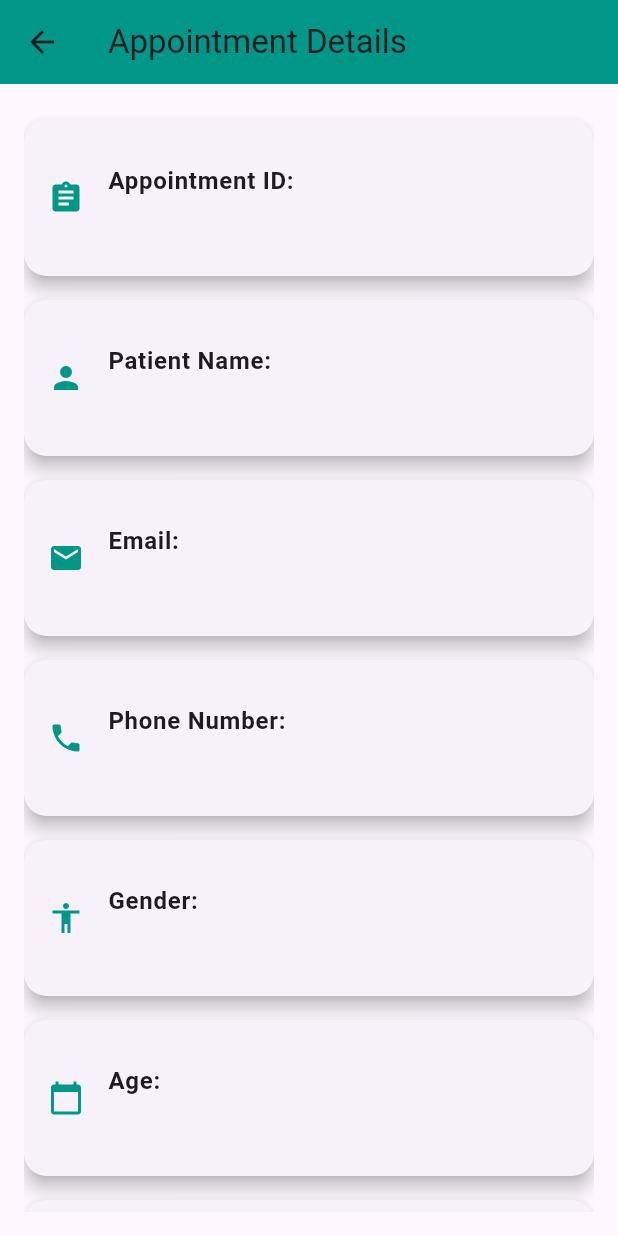
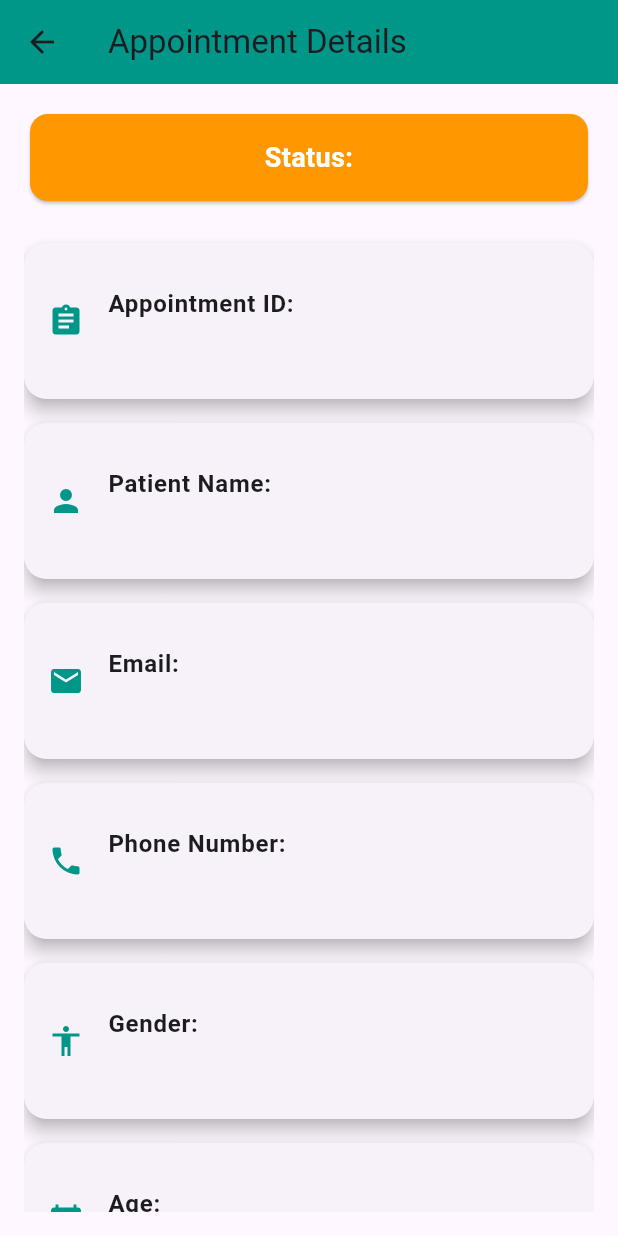
Before and after one commit to tehseen2k4/safe_space_app, a Flutter app: the AppointmentDetailsPage screen opened directly with empty values, on a phone screen of 412 x 824 dp. Run offline on Flutter 3.47's test engine with Material 3 defaults, Android fonts, the phone set to English and light mode, and no system bars; our stand-ins replace cloud_firestore, firebase_auth, firebase_core; missing offline and left inert: dart:ffi; accounts and stored records are empty.

Commit message:
added response to appointment feature, db changes

```diff
--- a/lib/models/humanappointment_db.dart
+++ b/lib/models/humanappointment_db.dart
@@ -14,8 +14,13 @@ class HumanAppointmentDb {
   String urgencylevel;
   String uid;
   String age;
-  String timeslot; // New field for selected timeslot
+  String timeslot;
   bool? status;
+  String? doctorResponse;
+  String? responseStatus;
+  DateTime? responseTimestamp;
+  String? doctorNotes;
+  String? suggestedTimeslot;
 
   HumanAppointmentDb({
     required this.appointmentId,
@@ -33,6 +38,11 @@ class HumanAppointmentDb {
     required this.timeslot,
     required this.age,
     required this.status,
+    this.doctorResponse,
+    this.responseStatus,
+    this.responseTimestamp,
+    this.doctorNotes,
+    this.suggestedTimeslot,
   });
 
   factory HumanAppointmentDb.fromJson(Map<String, Object?> json) {
@@ -51,7 +61,14 @@ class HumanAppointmentDb {
         uid: json['uid'] as String,
         age: json['age'] as String,
         timeslot: (json['timeslot'] as String),
-        status: json['status'] == null ? false : json['status'] as bool);
+        status: json['status'] == null ? false : json['status'] as bool,
+        doctorResponse: json['doctorResponse'] as String? ?? '',
+        responseStatus: json['responseStatus'] as String? ?? 'pending',
+        responseTimestamp: json['responseTimestamp'] != null
+            ? (json['responseTimestamp'] as Timestamp).toDate()
+            : null,
+        doctorNotes: json['doctorNotes'] as String? ?? '',
+        suggestedTimeslot: json['suggestedTimeslot'] as String? ?? '');
   }
 
   Map<String, Object?> toJson() {
@@ -70,7 +87,14 @@ class HumanAppointmentDb {
       'uid': uid,
       'age': age,
       'timeslot': timeslot,
-      'status': status
+      'status': status,
+      'doctorResponse': doctorResponse,
+      'responseStatus': responseStatus,
+      'responseTimestamp': responseTimestamp != null
+          ? Timestamp.fromDate(responseTimestamp!)
+          : null,
+      'doctorNotes': doctorNotes,
+      'suggestedTimeslot': suggestedTimeslot,
     };
   }
 
--- a/lib/pages/appointmentlistpage.dart
+++ b/lib/pages/appointmentlistpage.dart
@@ -1,6 +1,6 @@
 import 'package:flutter/material.dart';
 import 'package:safe_space_app/models/humanappointment_db.dart';
-import 'package:safe_space_app/pages/humanpages/patientpages/appointmentdetailpage.dart';
+import 'package:safe_space_app/pages/humanpages/doctorpages/appointmentdetailpage.dart';
 import 'package:firebase_auth/firebase_auth.dart';
 import 'package:safe_space_app/pages/humanpages/patientpages/appointmentbooking.dart';
 import 'package:cloud_firestore/cloud_firestore.dart';
--- /dev/null
+++ b/lib/pages/humanpages/doctorpages/appointmentdetailpage.dart
@@ -0,0 +1,279 @@
+import 'package:flutter/material.dart';
+import 'package:safe_space_app/models/humanappointment_db.dart'; // Import the model
+import 'package:cloud_firestore/cloud_firestore.dart';
+
+class AppointmentDetailsPage extends StatefulWidget {
+  final HumanAppointmentDb appointment;
+
+  const AppointmentDetailsPage({Key? key, required this.appointment})
+      : super(key: key);
+
+  @override
+  State<AppointmentDetailsPage> createState() => _AppointmentDetailsPageState();
+}
+
+class _AppointmentDetailsPageState extends State<AppointmentDetailsPage> {
+  late TextEditingController _notesController;
+  late TextEditingController _suggestedTimeController;
+  late HumanAppointmentDb _appointment;
+
+  @override
+  void initState() {
+    super.initState();
+    _appointment = widget.appointment;
+    _notesController = TextEditingController(text: _appointment.doctorNotes ?? '');
+    _suggestedTimeController = TextEditingController(text: _appointment.suggestedTimeslot ?? '');
+  }
+
+  @override
+  void dispose() {
+    _notesController.dispose();
+    _suggestedTimeController.dispose();
+    super.dispose();
+  }
+
+  Future<void> _updateAppointmentStatus(String status) async {
+    try {
+      await FirebaseFirestore.instance
+          .collection('humanappointments')
+          .doc(_appointment.appointmentId)
+          .update({
+        'responseStatus': status,
+        'responseTimestamp': FieldValue.serverTimestamp(),
+        'doctorNotes': _notesController.text,
+        'suggestedTimeslot': _suggestedTimeController.text,
+      });
+
+      setState(() {
+        _appointment.responseStatus = status;
+        _appointment.responseTimestamp = DateTime.now();
+        _appointment.doctorNotes = _notesController.text;
+        _appointment.suggestedTimeslot = _suggestedTimeController.text;
+      });
+
+      ScaffoldMessenger.of(context).showSnackBar(
+        SnackBar(content: Text('Appointment $status successfully')),
+      );
+    } catch (e) {
+      ScaffoldMessenger.of(context).showSnackBar(
+        SnackBar(content: Text('Error updating appointment: $e')),
+      );
+    }
+  }
+
+  void _showSuggestTimeDialog() {
+    showDialog(
+      context: context,
+      builder: (context) => AlertDialog(
+        title: Text('Suggest Alternative Time'),
+        content: TextField(
+          controller: _suggestedTimeController,
+          decoration: InputDecoration(
+            hintText: 'Enter suggested time (e.g., Monday 2:00 PM)',
+          ),
+        ),
+        actions: [
+          TextButton(
+            onPressed: () => Navigator.pop(context),
+            child: Text('Cancel'),
+          ),
+          TextButton(
+            onPressed: () {
+              Navigator.pop(context);
+              _updateAppointmentStatus('rejected');
+            },
+            child: Text('Submit'),
+          ),
+        ],
+      ),
+    );
+  }
+
+  @override
+  Widget build(BuildContext context) {
+    return Scaffold(
+      appBar: AppBar(
+        title: Text('Appointment Details'),
+        backgroundColor: Colors.teal,
+      ),
+      body: Padding(
+        padding: const EdgeInsets.all(16.0),
+        child: ListView(
+          children: [
+            // Status Card
+            Card(
+              color: _getStatusColor(),
+              child: Padding(
+                padding: const EdgeInsets.all(16.0),
+                child: Text(
+                  'Status: ${(_appointment.responseStatus ?? 'pending').toUpperCase()}',
+                  style: TextStyle(
+                    fontSize: 18,
+                    fontWeight: FontWeight.bold,
+                    color: Colors.white,
+                  ),
+                  textAlign: TextAlign.center,
+                ),
+              ),
+            ),
+            SizedBox(height: 16),
+            // Existing details
+            _buildDetailCard(
+              'Appointment ID:',
+              _appointment.appointmentId,
+              Icons.assignment,
+            ),
+            _buildDetailCard(
+              'Patient Name:',
+              _appointment.username,
+              Icons.person,
+            ),
+            _buildDetailCard(
+              'Email:',
+              _appointment.email,
+              Icons.email,
+            ),
+            _buildDetailCard(
+              'Phone Number:',
+              _appointment.phonenumber,
+              Icons.phone,
+            ),
+            _buildDetailCard(
+              'Gender:',
+              _appointment.gender,
+              Icons.accessibility,
+            ),
+            _buildDetailCard(
+              'Age:',
+              _appointment.age,
+              Icons.calendar_today,
+            ),
+            _buildDetailCard(
+              'Reason for Visit:',
+              _appointment.reasonforvisit,
+              Icons.medical_services,
+            ),
+            _buildDetailCard(
+              'Type of Appointment:',
+              _appointment.typeofappointment,
+              Icons.access_alarm,
+            ),
+            _buildDetailCard(
+              'Doctor Preference:',
+              _appointment.doctorpreference,
+              Icons.favorite,
+            ),
+            _buildDetailCard(
+              'Urgency Level:',
+              _appointment.urgencylevel,
+              Icons.warning_amber_rounded,
+            ),
+            _buildDetailCard(
+              'Timeslot:',
+              _appointment.timeslot,
+              Icons.access_time,
+            ),
+            // Doctor's Notes
+            Card(
+              elevation: 5,
+              margin: const EdgeInsets.symmetric(vertical: 8.0),
+              shape: RoundedRectangleBorder(
+                borderRadius: BorderRadius.circular(15.0),
+              ),
+              child: Padding(
+                padding: const EdgeInsets.all(16.0),
+                child: Column(
+                  crossAxisAlignment: CrossAxisAlignment.start,
+                  children: [
+                    Text(
+                      'Doctor\'s Notes:',
+                      style: TextStyle(
+                        fontWeight: FontWeight.bold,
+                        fontSize: 16,
+                      ),
+                    ),
+                    SizedBox(height: 8),
+                    TextField(
+                      controller: _notesController,
+                      maxLines: 3,
+                      decoration: InputDecoration(
+                        hintText: 'Enter your notes here...',
+                        border: OutlineInputBorder(),
+                      ),
+                    ),
+                  ],
+                ),
+              ),
+            ),
+            // Response Buttons
+            if ((_appointment.responseStatus ?? 'pending') == 'pending')
+              Row(
+                mainAxisAlignment: MainAxisAlignment.spaceEvenly,
+                children: [
+                  ElevatedButton.icon(
+                    onPressed: () => _updateAppointmentStatus('accepted'),
+                    icon: Icon(Icons.check),
+                    label: Text('Accept'),
+                    style: ElevatedButton.styleFrom(
+                      backgroundColor: Colors.green,
+                      padding: EdgeInsets.symmetric(horizontal: 32, vertical: 12),
+                    ),
+                  ),
+                  ElevatedButton.icon(
+                    onPressed: _showSuggestTimeDialog,
+                    icon: Icon(Icons.close),
+                    label: Text('Reject'),
+                    style: ElevatedButton.styleFrom(
+                      backgroundColor: Colors.red,
+                      padding: EdgeInsets.symmetric(horizontal: 32, vertical: 12),
+                    ),
+                  ),
+                ],
+              ),
+            // Show suggested time if rejected
+            if ((_appointment.responseStatus ?? 'pending') == 'rejected' && (_appointment.suggestedTimeslot ?? '').isNotEmpty)
+              _buildDetailCard(
+                'Suggested Alternative Time:',
+                _appointment.suggestedTimeslot ?? '',
+                Icons.access_time,
+              ),
+          ],
+        ),
+      ),
+    );
+  }
+
+  Color _getStatusColor() {
+    switch ((_appointment.responseStatus ?? 'pending').toLowerCase()) {
+      case 'accepted':
+        return Colors.green;
+      case 'rejected':
+        return Colors.red;
+      default:
+        return Colors.orange;
+    }
+  }
+
+  Widget _buildDetailCard(String label, String value, IconData icon) {
+    return Card(
+      elevation: 5,
+      margin: const EdgeInsets.symmetric(vertical: 8.0),
+      shape: RoundedRectangleBorder(
+        borderRadius: BorderRadius.circular(15.0),
+      ),
+      child: ListTile(
+        contentPadding: const EdgeInsets.all(16.0),
+        leading: Icon(icon, color: Colors.teal),
+        title: Text(
+          label,
+          style: TextStyle(fontWeight: FontWeight.bold, fontSize: 16),
+        ),
+        subtitle: Text(
+          value,
+          style: TextStyle(fontSize: 14, color: Colors.black87),
+          overflow: TextOverflow.ellipsis,
+        ),
+      ),
+    );
+  }
+}
--- a/lib/pages/humanpages/doctorpages/doctorprofile.dart
+++ b/lib/pages/humanpages/doctorpages/doctorprofile.dart
@@ -6,7 +6,7 @@ import 'package:safe_space_app/pages/humanpages/doctorpages/petdoctorappointment
 import 'package:safe_space_app/pages/humanpages/doctorpages/viewprofiledoctor.dart';
 import 'package:firebase_auth/firebase_auth.dart';
 import 'package:cloud_firestore/cloud_firestore.dart';
-import 'package:safe_space_app/pages/humanpages/patientpages/appointmentdetailpage.dart';
+import 'package:safe_space_app/pages/humanpages/doctorpages/appointmentdetailpage.dart';
 
 class Doctorlogin extends StatefulWidget {
   const Doctorlogin({super.key});
--- a/lib/pages/humanpages/doctorpages/humandoctorappointmentlistpage.dart
+++ b/lib/pages/humanpages/doctorpages/humandoctorappointmentlistpage.dart
@@ -2,7 +2,7 @@ import 'package:flutter/material.dart';
 import 'package:safe_space_app/models/humanappointment_db.dart';
 import 'package:firebase_auth/firebase_auth.dart';
 import 'package:cloud_firestore/cloud_firestore.dart';
-import 'package:safe_space_app/pages/humanpages/patientpages/appointmentdetailpage.dart';
+import 'package:safe_space_app/pages/humanpages/doctorpages/appointmentdetailpage.dart';
 
 class Humandoctorappointmentlistpage extends StatefulWidget {
   @override
--- a/lib/pages/humanpages/patientpages/appointmentbooking.dart
+++ b/lib/pages/humanpages/patientpages/appointmentbooking.dart
@@ -4,7 +4,7 @@ import 'package:firebase_auth/firebase_auth.dart';
 import 'package:intl/intl.dart';
 import 'dart:math';
 import 'package:safe_space_app/models/patients_db.dart';
-import 'package:safe_space_app/models/bookappointment.dart';
+import 'package:safe_space_app/pages/bookappointment.dart';
 import 'package:safe_space_app/models/humanappointment_db.dart';
 
 class BookAppointmentPage extends StatefulWidget {
--- a/lib/pages/humanpages/patientpages/appointmentdetailpage.dart
+++ /dev/null
@@ -1,106 +0,0 @@
-import 'package:flutter/material.dart';
-import 'package:safe_space_app/models/humanappointment_db.dart'; // Import the model
-
-class AppointmentDetailsPage extends StatelessWidget {
-  final HumanAppointmentDb appointment;
-
-  // Constructor to receive the appointment details
-  const AppointmentDetailsPage({Key? key, required this.appointment})
-      : super(key: key);
-
-  @override
-  Widget build(BuildContext context) {
-    return Scaffold(
-      appBar: AppBar(
-        title: Text('Appointment Details'),
-        backgroundColor: Colors.teal,
-      ),
-      body: Padding(
-        padding: const EdgeInsets.all(16.0),
-        child: ListView(
-          children: [
-            _buildDetailCard(
-              'Appointment ID:',
-              appointment.appointmentId,
-              Icons.assignment,
-            ),
-            _buildDetailCard(
-              'Patient Name:',
-              appointment.username,
-              Icons.person,
-            ),
-            _buildDetailCard(
-              'Email:',
-              appointment.email,
-              Icons.email,
-            ),
-            _buildDetailCard(
-              'Phone Number:',
-              appointment.phonenumber,
-              Icons.phone,
-            ),
-            _buildDetailCard(
-              'Gender:',
-              appointment.gender,
-              Icons.accessibility,
-            ),
-            _buildDetailCard(
-              'Age:',
-              appointment.age,
-              Icons.calendar_today,
-            ),
-            _buildDetailCard(
-              'Reason for Visit:',
-              appointment.reasonforvisit,
-              Icons.medical_services,
-            ),
-            _buildDetailCard(
-              'Type of Appointment:',
-              appointment.typeofappointment,
-              Icons.access_alarm,
-            ),
-            _buildDetailCard(
-              'Doctor Preference:',
-              appointment.doctorpreference,
-              Icons.favorite,
-            ),
-            _buildDetailCard(
-              'Urgency Level:',
-              appointment.urgencylevel,
-              Icons.warning_amber_rounded,
-            ),
-            _buildDetailCard(
-              'Timeslot:',
-              appointment.timeslot,
-              Icons.access_time,
-            ),
-          ],
-        ),
-      ),
-    );
-  }
-
-  // Helper function to create the label and value rows in a card format
-  Widget _buildDetailCard(String label, String value, IconData icon) {
-    return Card(
-      elevation: 5,
-      margin: const EdgeInsets.symmetric(vertical: 8.0),
-      shape: RoundedRectangleBorder(
-        borderRadius: BorderRadius.circular(15.0),
-      ),
-      child: ListTile(
-        contentPadding: const EdgeInsets.all(16.0),
-        leading: Icon(icon, color: Colors.teal),
-        title: Text(
-          label,
-          style: TextStyle(fontWeight: FontWeight.bold, fontSize: 16),
-        ),
-        subtitle: Text(
-          value,
-          style: TextStyle(fontSize: 14, color: Colors.black87),
-          overflow: TextOverflow.ellipsis,
-        ),
-      ),
-    );
-  }
-}
--- a/lib/pages/petpages/petappointmentbooking.dart
+++ b/lib/pages/petpages/petappointmentbooking.dart
@@ -5,7 +5,7 @@ import 'package:intl/intl.dart';
 import 'package:safe_space_app/models/petappointment_db.dart';
 import 'package:safe_space_app/models/petpatient_db.dart';
 import 'dart:math';
-import '../../models/bookappointment.dart';
+import '../bookappointment.dart';
 
 class BookAppointmentPetPage extends StatefulWidget {
   @override
```
Also changed, not shown: lib/models/petappointment_db.dart (+30 -5 lines), lib/pages/bookappointment.dart (renamed from lib/models/bookappointment.dart).
